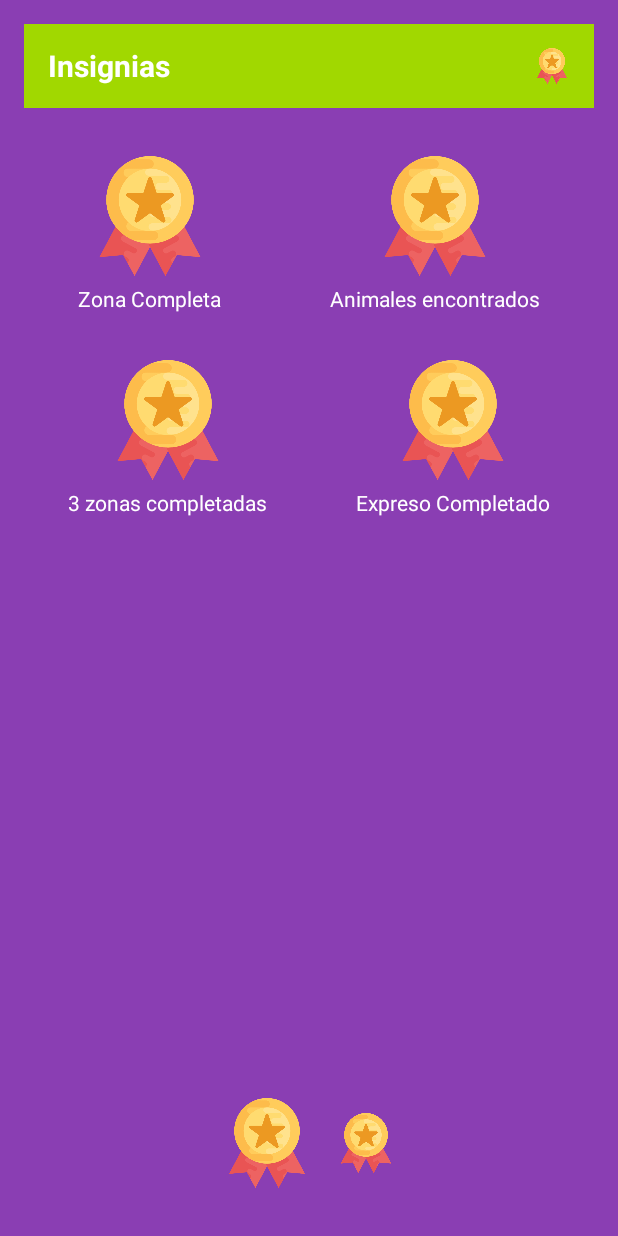
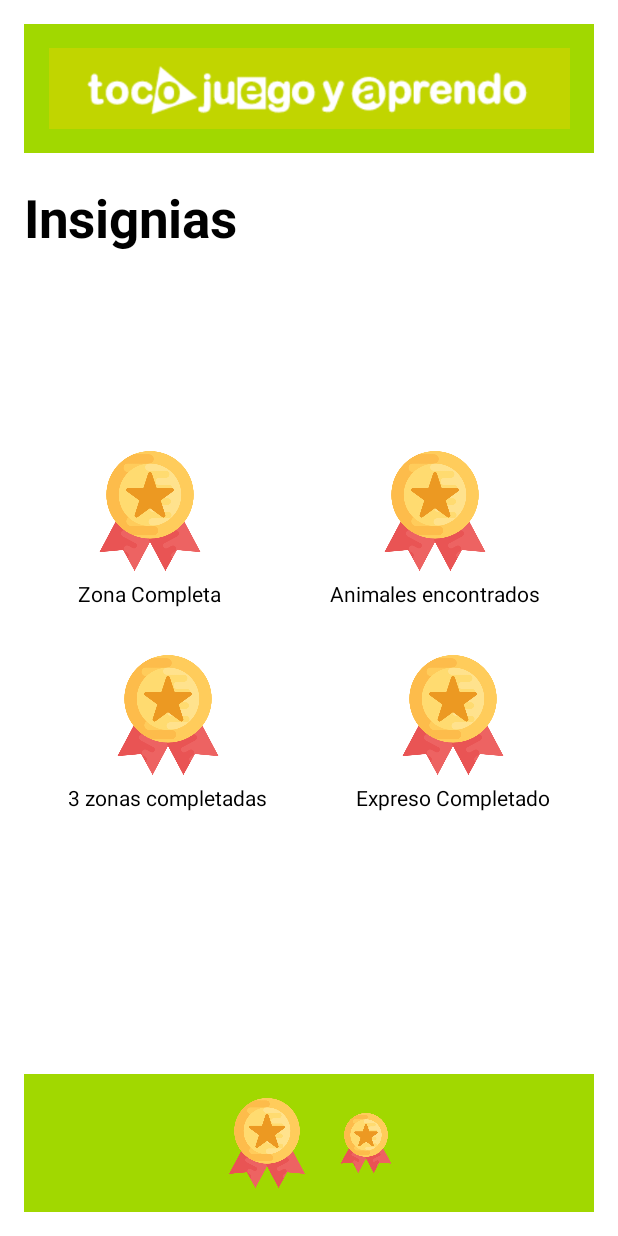
Before and after one commit to MuseoPapalote/App, an Android app built with Jetpack Compose: the @Preview function InsigniasScreen, on a phone screen of 412 x 824 dp. Run offline under Robolectric (Android 15) with nearby library versions, the phone set to English and light mode, and no system bars.

Commit message:
Nuevas tipografías con pantalla de detalles de actividad  casi acabada

```diff
--- a/app/src/main/java/com/example/papalote/MainActivity.kt
+++ b/app/src/main/java/com/example/papalote/MainActivity.kt
@@ -72,7 +72,11 @@ fun AppNavigation(navController: NavHostController) {
         // Pantalla de Detalle de Zona
         composable("zoneDetail/{zoneName}") { backStackEntry ->
             val zoneName = backStackEntry.arguments?.getString("zoneName") ?: "Zona Desconocida"
-            ZoneDetailScreen(zoneName = zoneName, onBack = { navController.navigateUp() })
+            ZoneDetailScreen(zoneName = zoneName, onBack = { navController.navigateUp() }, onMedalClick = { navController.navigate("insignias")})
+        }
+        // Pantalla de Insignias
+        composable("insignias") {
+            InsigniasScreen()
         }
 
     }
--- a/app/src/main/java/com/example/papalote/ui/theme/pages/InsigniasScreen.kt
+++ b/app/src/main/java/com/example/papalote/ui/theme/pages/InsigniasScreen.kt
@@ -3,6 +3,7 @@ package com.example.papalote.ui.theme.pages
 import androidx.compose.foundation.Image
 import androidx.compose.foundation.background
 import androidx.compose.foundation.layout.Arrangement
+import androidx.compose.foundation.layout.Box
 import androidx.compose.foundation.layout.Column
 import androidx.compose.foundation.layout.Row
 import androidx.compose.foundation.layout.Spacer
@@ -19,6 +20,7 @@ import androidx.compose.ui.Modifier
 import androidx.compose.ui.graphics.Color
 import androidx.compose.ui.res.painterResource
 import androidx.compose.ui.text.font.FontWeight
+import androidx.compose.ui.text.style.TextAlign
 import androidx.compose.ui.tooling.preview.Preview
 import androidx.compose.ui.unit.dp
 import androidx.compose.ui.unit.sp
@@ -30,12 +32,20 @@ fun InsigniasScreen() {
     Column(
         modifier = Modifier
             .fillMaxSize()
-            .background(Color(0xFF8A3EB3))
+            .background(Color.White)
             .padding(16.dp)
     ) {
         // Top Banner
         TopBanner()
         Spacer(modifier = Modifier.height(24.dp))
+        Text(
+            text = "Insignias",
+            fontSize = 35.sp,
+            textAlign = TextAlign.Center,
+            fontWeight = FontWeight.Bold,
+            color = Color.Black,
+            modifier = Modifier.weight(1f)
+        )
 
         // Badges Grid with a Single Icon for All
         BadgesGrid()
@@ -47,6 +57,7 @@ fun InsigniasScreen() {
     }
 }
 
+
 @Composable
 fun TopBanner() {
     Row(
@@ -56,13 +67,12 @@ fun TopBanner() {
             .padding(16.dp),
         verticalAlignment = Alignment.CenterVertically
     ) {
-        Text(
-            text = "Insignias",
-            fontSize = 20.sp,
-            fontWeight = FontWeight.Bold,
-            color = Color.White,
-            modifier = Modifier.weight(1f)
+        Image(
+            painter = painterResource(id = R.drawable.tocojuegoyaprendo), // Cambia a tu recurso de imagen de logo
+            contentDescription = "Logo del Museo",
+            modifier = Modifier.width(2700.dp) // Ajusta el tamaño según sea necesario
         )
+
         Image(
             painter = painterResource(id = R.drawable.medalla),
             contentDescription = "Menu Icon",
@@ -107,7 +117,7 @@ fun BadgeItem(label: String) {
         Text(
             text = label,
             fontSize = 14.sp,
-            color = Color.White
+            color = Color.Black
         )
     }
 }
@@ -117,6 +127,7 @@ fun BottomIcons() {
     Row(
         modifier = Modifier
             .fillMaxWidth()
+            .background(Color(0xFFA1D800))
             .padding(vertical = 16.dp),
         horizontalArrangement = Arrangement.Center,
         verticalAlignment = Alignment.CenterVertically
```
Also changed, not shown: app/src/main/java/com/example/papalote/ui/theme/pages/ZoneDet.kt (+14 -11 lines).
